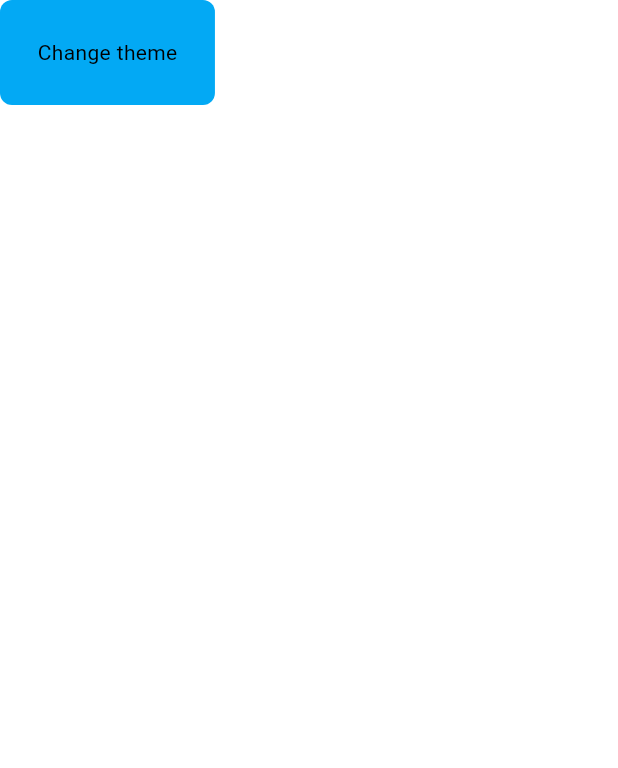
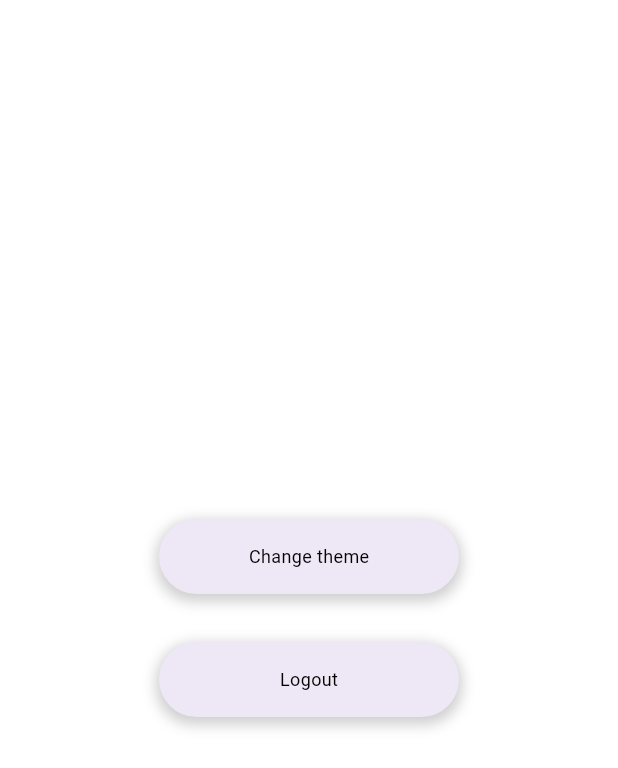
Before and after one commit to eugeniedesaunai/bankenstein, a Flutter app: the SeetingBody widget shown alone on an empty page, opened directly, on a phone screen of 412 x 824 dp. Shown: the top 768 px of the screen. Run offline on Flutter 3.47's test engine with Material 3 defaults, Android fonts, the phone set to English and light mode, and no system bars; our stand-ins replace firebase_auth, firebase_core, flutter_bloc, go_router; accounts and stored records are empty; network calls fail.

Commit message:
add button logout

```diff
--- a/bankenstein/lib/main.dart
+++ b/bankenstein/lib/main.dart
@@ -33,12 +33,8 @@ class MyApp extends StatelessWidget {
       child: Builder(builder: (context) {
         return MaterialApp.router(
           title: 'Flutter Demo',
+          // englobe l'app dans les deux themes
           theme: Provider.of<ThemeProvider>(context).themeData,
-          // theme: ThemeData(
-          //   colorScheme:
-          //       ColorScheme.fromSeed(seedColor: const Color(0xFF711CCC)),
-          //   useMaterial3: true,
-          // ),
           routerConfig: AppRouter.router(context),
         );
       }),
--- a/bankenstein/lib/presentation/component/seeting_body.dart
+++ b/bankenstein/lib/presentation/component/seeting_body.dart
@@ -1,3 +1,4 @@
+import 'package:bankenstein/blocs/authentication_cubbit.dart';
 import 'package:bankenstein/presentation/component/seeting_button_theme.dart';
 import 'package:bankenstein/theme/theme_provider.dart';
 import 'package:flutter/material.dart';
@@ -11,16 +12,32 @@ class SeetingBody extends StatelessWidget {
     return Center(
       child: Column(
         children: [
-          Row(
+          Expanded(
+            child: Column(
+              mainAxisAlignment: MainAxisAlignment.center,
               children: [
                 SeetingButtonTheme(
                   onTap: () {
+                    // appel la méthode pour switcher de theme
                     Provider.of<ThemeProvider>(context, listen: false)
                         .toggleTheme();
                   },
+                  text: "Change theme",
                   color: Theme.of(context).colorScheme.secondary,
-              )
+                ),
+                const SizedBox(
+                  height: 32,
+                ),
+                SeetingButtonTheme(
+                  onTap: () {
+                    // appel la méthode pour switcher de theme
+                    context.read<AuthenticationCubit>().logOut();
+                  },
+                  text: "Logout",
+                  color: Theme.of(context).colorScheme.secondary,
+                ),
               ],
+            ),
           ),
         ],
       ),
--- a/bankenstein/lib/presentation/component/seeting_button_theme.dart
+++ b/bankenstein/lib/presentation/component/seeting_button_theme.dart
@@ -1,8 +1,14 @@
 import 'package:flutter/material.dart';
 
 class SeetingButtonTheme extends StatelessWidget {
-  const SeetingButtonTheme(
-      {super.key, required this.onTap, required this.color});
+  const SeetingButtonTheme({
+    super.key,
+    required this.text,
+    required this.onTap,
+    required this.color,
+  });
+
+  final String text;
   final void Function()? onTap;
   final Color? color;
   @override
@@ -10,13 +16,27 @@ class SeetingButtonTheme extends StatelessWidget {
     return GestureDetector(
       onTap: onTap,
       child: Container(
+        width: 200,
+        height: 50,
         decoration: BoxDecoration(
           color: color,
-          borderRadius: BorderRadius.circular(8),
+          borderRadius: BorderRadius.circular(25),
+          boxShadow: [
+            BoxShadow(
+              color: Colors.grey.withOpacity(0.5),
+              spreadRadius: 2,
+              blurRadius: 7,
+              offset: const Offset(0, 3),
+            ),
+          ],
         ),
-        padding: const EdgeInsets.all(25),
-        child: const Center(
-          child: Text("Change theme"),
+        child: Center(
+          child: Text(
+            text,
+            style: TextStyle(
+              fontSize: 12,
+            ),
+          ),
         ),
       ),
     );
--- a/bankenstein/lib/presentation/pages/preference_page.dart
+++ b/bankenstein/lib/presentation/pages/preference_page.dart
@@ -43,7 +43,7 @@ class PreferencePage extends StatelessWidget {
                         BottomNavigationBarComponent(color: primaryColor),
                   );
                 }
-                return const Text('Une erreur c\'est produite');
+                return const CircularProgressIndicator();
               }),
             );
           } else {
--- a/bankenstein/lib/theme/theme.dart
+++ b/bankenstein/lib/theme/theme.dart
@@ -4,13 +4,14 @@ ThemeData lightMode = ThemeData(
     brightness: Brightness.light,
     colorScheme: const ColorScheme.light(
       background: Colors.white,
-      secondary: Colors.lightBlue,
+      primary: Color(0xFF711CCC),
+      secondary: Color.fromARGB(255, 238, 231, 245),
     ));
 
 ThemeData darkMode = ThemeData(
     brightness: Brightness.dark,
-    colorScheme: const ColorScheme.dark(
+    colorScheme: ColorScheme.dark(
       background: Colors.black,
       primary: Colors.black,
-      secondary: Colors.lightBlue,
+      secondary: Colors.grey.shade900,
     ));
--- a/bankenstein/lib/theme/theme_provider.dart
+++ b/bankenstein/lib/theme/theme_provider.dart
@@ -11,6 +11,7 @@ class ThemeProvider with ChangeNotifier {
     notifyListeners();
   }
 
+  // permet de switcher en fct du theme actuelle
   void toggleTheme() {
     if (_themeData == lightMode) {
       themeData = darkMode;
```
Lines whose indentation alone changed are shown as unchanged.
